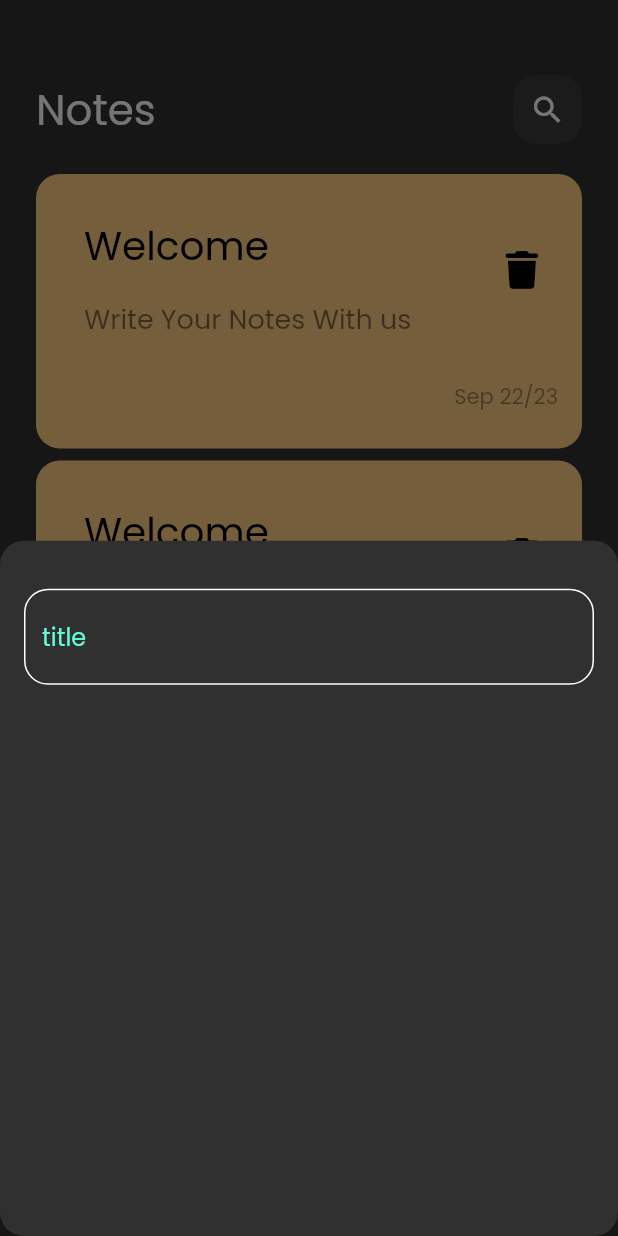
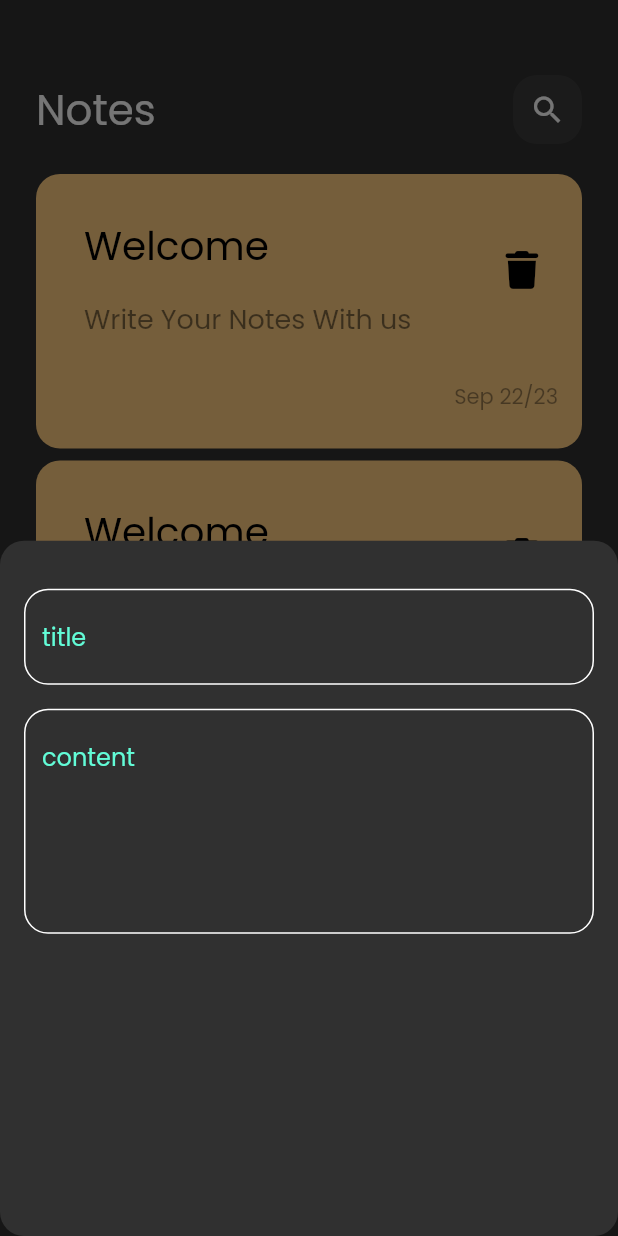
Before and after one commit to abdelrahmankareem/Notes_app, a Flutter app: the screen it shows after launch, after a tap on the "add" icon, on a phone screen of 412 x 824 dp. Run offline on Flutter 3.47's test engine with Material 2 defaults, Android fonts, the phone set to English and light mode, and no system bars; our stand-ins replace font_awesome_flutter; missing offline and left inert: dart:ffi.

Commit message:
add fields to notes bottomsheet

```diff
--- a/lib/Views/add_note_bottom_sheet.dart
+++ b/lib/Views/add_note_bottom_sheet.dart
@@ -13,7 +13,16 @@ class AddNoteBottomSheet extends StatelessWidget {
           SizedBox(
             height: 32,
           ),
-          CustomTextField()
+          CustomTextField(
+            hint: 'title',
+          ),
+          SizedBox(
+            height: 16,
+          ),
+          CustomTextField(
+            hint: "content",
+            maxline: 5,
+          ),
         ],
       ),
     );
--- a/lib/Views/custom_text_field.dart
+++ b/lib/Views/custom_text_field.dart
@@ -1,15 +1,19 @@
+import 'dart:ffi';
+
 import 'package:flutter/material.dart';
 import 'package:notes/Views/constants.dart';
 
 class CustomTextField extends StatelessWidget {
-  const CustomTextField({super.key});
-
+  const CustomTextField({super.key, required this.hint, this.maxline = 1});
+  final String hint;
+  final int maxline;
   @override
   Widget build(BuildContext context) {
     return TextField(
+      maxLines: maxline,
       cursorColor: KPrimaryColor,
       decoration: InputDecoration(
-        hintText: "title",
+        hintText: hint,
         hintStyle: TextStyle(color: KPrimaryColor),
         border: BuildBorder(),
         enabledBorder: BuildBorder(),
```
